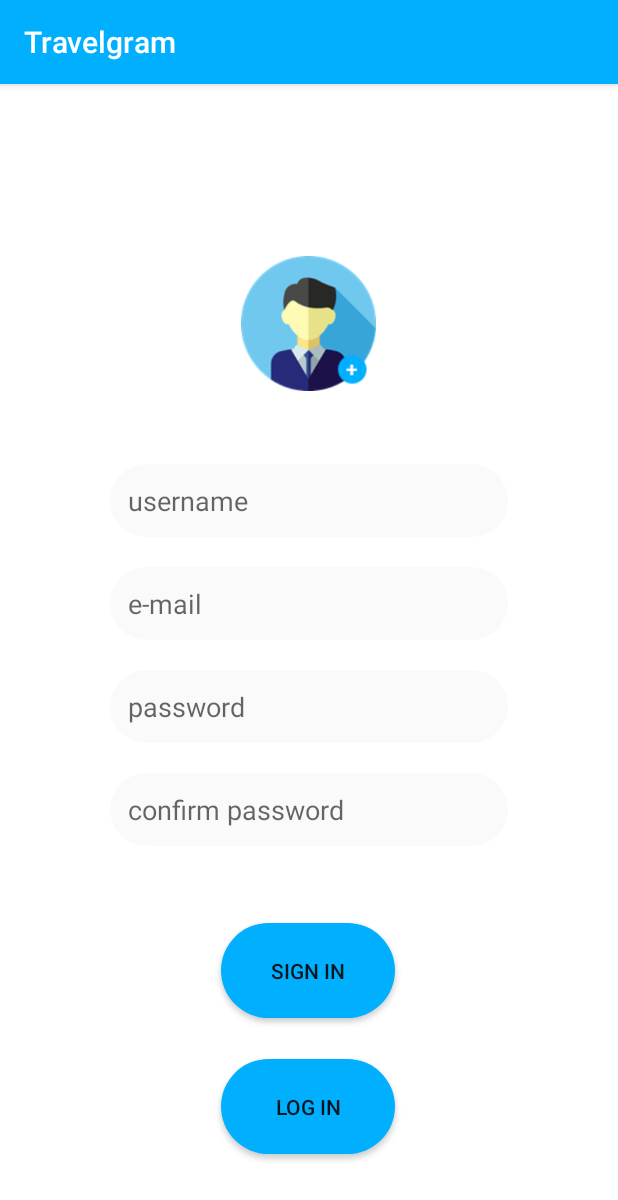
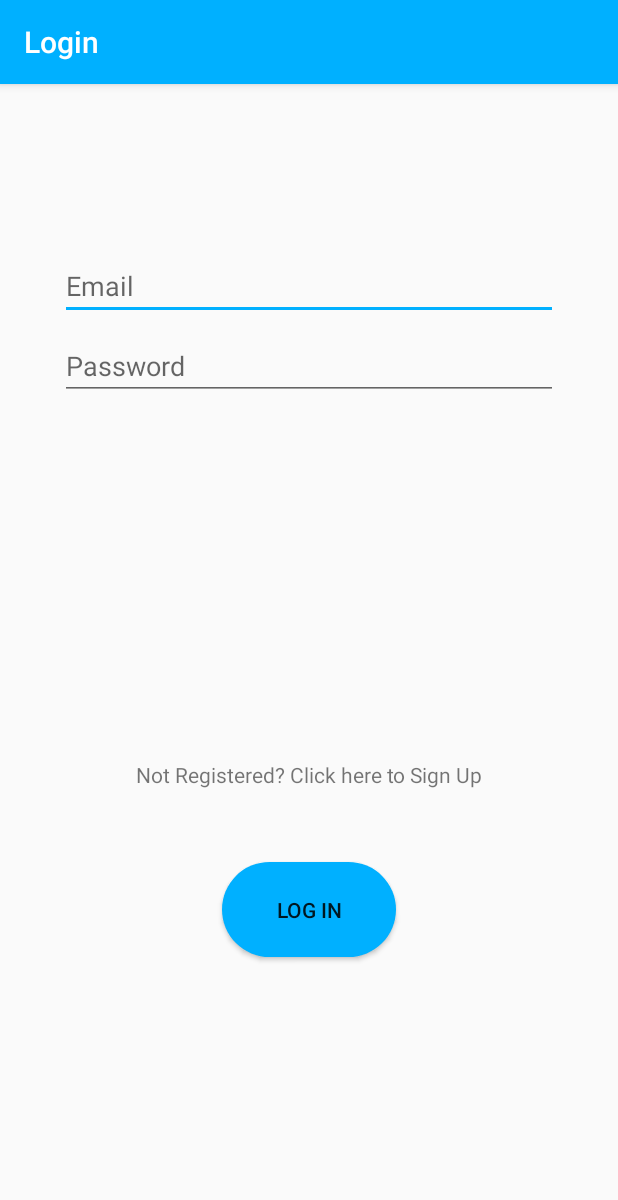
Before and after one commit to fabiom95/PregettoPSSS_Travelgram, an Android app: the screen it shows after launch (RegisterActivity before the commit, LoginActivity after it), on a phone screen of 412 x 824 dp. Shown: the top 1200 px of the screen. Run offline under Robolectric (Android 15) with nearby library versions, the phone set to English and light mode, and no system bars.

Commit message:
Modifica Schermate Log In e Sign Up

```diff
--- /dev/null
+++ b/code/Travelgram/app/src/main/java/com/example/travelgram/view/activity/LoginActivity.java
@@ -0,0 +1,66 @@
+package com.example.travelgram.view.activity;
+
+import android.app.Activity;
+
+import androidx.lifecycle.Observer;
+import androidx.lifecycle.ViewModelProviders;
+
+import android.content.Intent;
+import android.os.Bundle;
+
+import androidx.annotation.Nullable;
+import androidx.annotation.StringRes;
+import androidx.appcompat.app.AppCompatActivity;
+
+import android.text.Editable;
+import android.text.TextWatcher;
+import android.view.KeyEvent;
+import android.view.View;
+import android.view.inputmethod.EditorInfo;
+import android.widget.Button;
+import android.widget.EditText;
+import android.widget.ProgressBar;
+import android.widget.TextView;
+import android.widget.Toast;
+
+import com.example.travelgram.R;
+
+import org.w3c.dom.Text;
+
+
+public class LoginActivity extends AppCompatActivity implements View.OnClickListener {
+
+
+    @Override
+    public void onCreate(Bundle savedInstanceState) {
+
+        super.onCreate(savedInstanceState);
+        setContentView(R.layout.activity_login);
+
+
+        TextView login = (TextView) findViewById(R.id.clicksignup);
+        login.setOnClickListener(this);
+
+        Button button = (Button) findViewById(R.id.login);
+        button.setOnClickListener(this);
+
+
+    }
+
+    @Override
+    public void onClick(View v) {
+        switch(v.getId()){
+            case R.id.clicksignup:
+                Intent intent=new Intent(getApplicationContext(),RegisterActivity.class);
+                startActivity(intent);
+                break;
+            case R.id.login:
+                Intent in=new Intent(getApplicationContext(),MainActivity.class);
+                startActivity(in);
+                break;
+            default:
+                break;
+        }
+
+    }
+}
--- /dev/null
+++ b/code/Travelgram/app/src/main/res/layout/activity_login.xml
@@ -0,0 +1,86 @@
+<?xml version="1.0" encoding="utf-8"?>
+<androidx.constraintlayout.widget.ConstraintLayout xmlns:android="http://schemas.android.com/apk/res/android"
+    xmlns:app="http://schemas.android.com/apk/res-auto"
+    xmlns:tools="http://schemas.android.com/tools"
+    android:id="@+id/container"
+    android:layout_width="match_parent"
+    android:layout_height="match_parent"
+    android:paddingLeft="@dimen/activity_horizontal_margin"
+    android:paddingTop="@dimen/activity_vertical_margin"
+    android:paddingRight="@dimen/activity_horizontal_margin"
+    android:paddingBottom="@dimen/activity_vertical_margin"
+    tools:context=".view.activity.LoginActivity">
+
+    <EditText
+        android:id="@+id/username"
+        android:layout_width="0dp"
+        android:layout_height="wrap_content"
+        android:layout_marginStart="24dp"
+        android:layout_marginTop="96dp"
+        android:layout_marginEnd="24dp"
+        android:hint="@string/prompt_email"
+        android:inputType="textEmailAddress"
+        android:selectAllOnFocus="true"
+        app:layout_constraintEnd_toEndOf="parent"
+        app:layout_constraintStart_toStartOf="parent"
+        app:layout_constraintTop_toTopOf="parent" />
+
+    <EditText
+        android:id="@+id/password"
+        android:layout_width="0dp"
+        android:layout_height="wrap_content"
+        android:layout_marginStart="24dp"
+        android:layout_marginTop="8dp"
+        android:layout_marginEnd="24dp"
+        android:hint="@string/prompt_password"
+        android:imeActionLabel="@string/action_sign_in_short"
+        android:imeOptions="actionDone"
+        android:inputType="textPassword"
+        android:selectAllOnFocus="true"
+        app:layout_constraintEnd_toEndOf="parent"
+        app:layout_constraintStart_toStartOf="parent"
+        app:layout_constraintTop_toBottomOf="@+id/username" />
+
+
+    <Button
+        android:id="@+id/login"
+        android:layout_width="116dp"
+        android:layout_height="63dp"
+        android:layout_marginBottom="170dp"
+        android:background="@drawable/reg_btn_style"
+        android:onClick="onClick"
+        android:text="@string/login"
+        app:layout_constraintBottom_toBottomOf="parent"
+        app:layout_constraintEnd_toEndOf="parent"
+        app:layout_constraintStart_toStartOf="parent"
+        app:layout_constraintTop_toBottomOf="@+id/regPassword2" />
+
+    <ProgressBar
+        android:id="@+id/loading"
+        android:layout_width="wrap_content"
+        android:layout_height="wrap_content"
+        android:layout_gravity="center"
+        android:layout_marginStart="32dp"
+        android:layout_marginTop="64dp"
+        android:layout_marginEnd="32dp"
+        android:layout_marginBottom="64dp"
+        android:visibility="gone"
+        app:layout_constraintBottom_toBottomOf="parent"
+        app:layout_constraintEnd_toEndOf="@+id/password"
+        app:layout_constraintStart_toStartOf="@+id/password"
+        app:layout_constraintTop_toTopOf="parent"
+        app:layout_constraintVertical_bias="0.3" />
+
+    <TextView
+        android:id="@+id/clicksignup"
+        android:layout_width="wrap_content"
+        android:layout_height="wrap_content"
+        android:clickable="true"
+        android:onClick="onClick"
+        android:text="@string/click_signup"
+        app:layout_constraintBottom_toTopOf="@+id/login"
+        app:layout_constraintEnd_toEndOf="parent"
+        app:layout_constraintStart_toStartOf="parent"
+        app:layout_constraintTop_toBottomOf="@+id/password"
+        app:layout_constraintVertical_bias="0.832" />
+</androidx.constraintlayout.widget.ConstraintLayout>
--- a/code/Travelgram/app/src/main/res/layout/activity_main.xml
+++ b/code/Travelgram/app/src/main/res/layout/activity_main.xml
@@ -15,6 +15,9 @@
         app:layout_constraintRight_toRightOf="parent"
         app:menu="@navigation/bottom_nav_menu" />
 
+
+
+
     <fragment
         android:id="@+id/nav_host_fragment"
         android:name="androidx.navigation.fragment.NavHostFragment"
--- a/code/Travelgram/app/src/main/res/layout/activity_register.xml
+++ b/code/Travelgram/app/src/main/res/layout/activity_register.xml
@@ -83,26 +83,14 @@
         android:layout_width="116dp"
         android:layout_height="63dp"
         android:background="@drawable/reg_btn_style"
-        android:text="sign in"
+        android:onClick="onClick"
+        android:text="@string/signup"
         app:layout_constraintBottom_toBottomOf="parent"
         app:layout_constraintEnd_toEndOf="parent"
         app:layout_constraintHorizontal_bias="0.498"
         app:layout_constraintStart_toStartOf="parent"
         app:layout_constraintTop_toBottomOf="@+id/regPassword2"
         app:layout_constraintVertical_bias="0.284" />
-
-    <Button
-        android:id="@+id/loginBtn"
-        android:layout_width="116dp"
-        android:layout_height="63dp"
-        android:background="@drawable/reg_btn_style"
-        android:text="Log in"
-        app:layout_constraintBottom_toBottomOf="parent"
-        app:layout_constraintEnd_toEndOf="parent"
-        app:layout_constraintHorizontal_bias="0.498"
-        app:layout_constraintStart_toStartOf="parent"
-        app:layout_constraintTop_toBottomOf="@+id/regPassword2"
-        app:layout_constraintVertical_bias="0.786" />
 
     <ProgressBar
         android:id="@+id/progressBar"
@@ -115,5 +103,17 @@
         app:layout_constraintTop_toTopOf="@+id/regBtn"
         app:layout_constraintVertical_bias="0.533" />
 
+    <TextView
+        android:id="@+id/clicklogin"
+        android:layout_width="wrap_content"
+        android:layout_height="wrap_content"
+        android:text="@string/click_login"
+        app:layout_constraintBottom_toTopOf="@+id/regBtn"
+        app:layout_constraintEnd_toEndOf="parent"
+        app:layout_constraintStart_toStartOf="parent"
+        app:layout_constraintTop_toBottomOf="@+id/regPassword2"
+        android:onClick="onClick"
+        android:clickable="true"/>
+
 
 </androidx.constraintlayout.widget.ConstraintLayout>
--- a/code/Travelgram/app/src/main/res/values/strings.xml
+++ b/code/Travelgram/app/src/main/res/values/strings.xml
@@ -6,9 +6,11 @@
     <string name="title_activity_place_tab">PlaceTabActivity</string>
     <string name="title_activity_register">RegisterActivity</string>
     <string name="prompt_email">Email</string>
+    <string name="signup">SIGN UP</string>
+    <string name="click_login">Already Registered? Click here to Log In</string>
+    <string name="click_signup">Not Registered? Click here to Sign Up</string>
     <string name="prompt_password">Password</string>
-    <string name="action_sign_in">Sign in or register</string>
-    <string name="action_sign_in_short">Sign in</string>
+    <string name="login">Log in</string>
     <string name="welcome">"Welcome !"</string>
     <string name="invalid_username">Not a valid username</string>
     <string name="invalid_password">Password must be >5 characters</string>
@@ -16,4 +18,5 @@
     <string name="tab_text_1">My Memories</string>
     <string name="tab_text_2">Reviews</string>
     <string name="tab_text_3">Guides</string>
+    <string name="title_activity_login">Login</string>
 </resources>
```
Also changed, not shown: code/Travelgram/app/src/main/AndroidManifest.xml (+8 -10 lines), code/Travelgram/app/src/main/java/com/example/travelgram/view/activity/RegisterActivity.java (+18 -5 lines).
